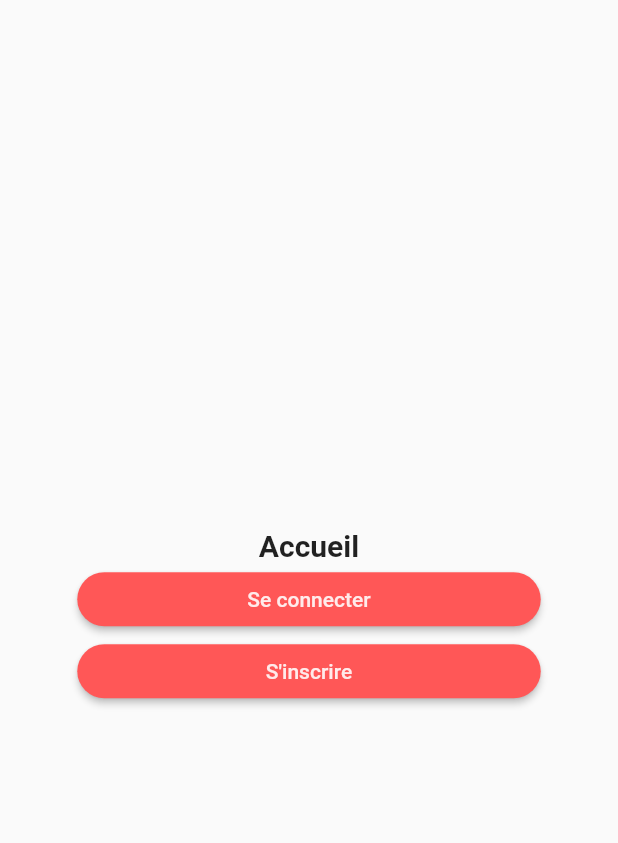
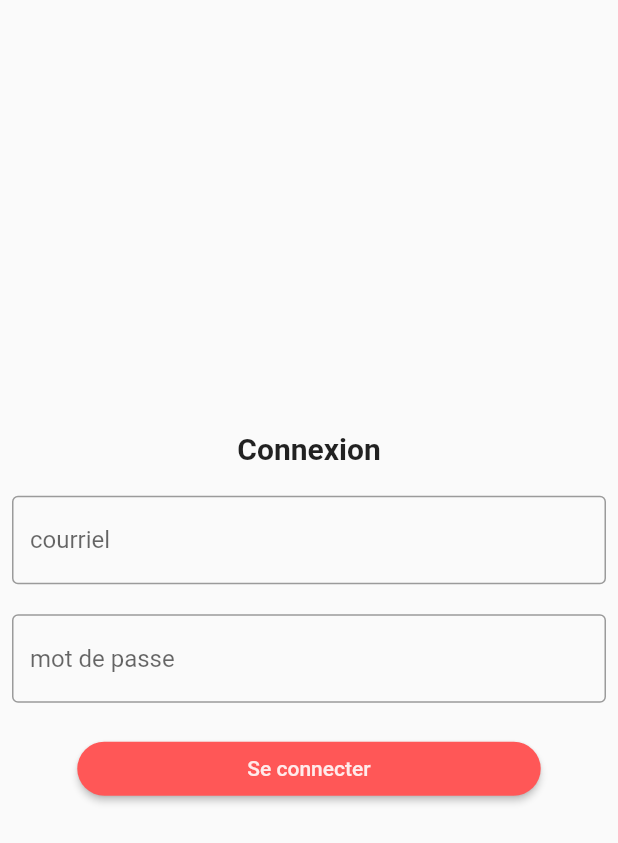
Before and after one commit to Giant-T/Match-BM, a Flutter app: the screen it shows after launch, after a tap on "Se connecter", on a phone screen of 412 x 824 dp. Shown: the top 843 px of the screen. Run offline on Flutter 3.47's test engine with Material 2 defaults, Android fonts, the phone set to English and light mode, and no system bars; Roboto replaces fonts that are missing (Verdana).

Commit message:
Ajout de la page de connexion

```diff
--- a/lib/main.dart
+++ b/lib/main.dart
@@ -20,8 +20,8 @@ class MyApp extends StatelessWidget {
           primaryColor: primaryColor,
           progressIndicatorTheme: const ProgressIndicatorThemeData(
               color: primaryColor, linearTrackColor: lightColor),
-          inputDecorationTheme: const InputDecorationTheme(
-              border: OutlineInputBorder(), filled: true),
+          inputDecorationTheme:
+              const InputDecorationTheme(border: OutlineInputBorder()),
           elevatedButtonTheme: ElevatedButtonThemeData(
               style: ButtonStyle(
                   shape: MaterialStateProperty.all<RoundedRectangleBorder>(
--- a/lib/pages/home.dart
+++ b/lib/pages/home.dart
@@ -1,6 +1,7 @@
 import 'package:flutter/material.dart';
 import 'package:match_bm/components/app_button.dart';
 import 'package:match_bm/components/page_title.dart';
+import 'package:match_bm/pages/sign_in.dart';
 import 'package:match_bm/pages/sign_up.dart';
 
 class Home extends StatelessWidget {
@@ -15,7 +16,12 @@ class Home extends StatelessWidget {
         crossAxisAlignment: CrossAxisAlignment.center,
         children: [
           const PageTitle(text: "Accueil"),
-          AppButton(text: "Se connecter", onPressed: () {}),
+          AppButton(
+              text: "Se connecter",
+              onPressed: () {
+                Navigator.push(context,
+                    MaterialPageRoute(builder: (context) => const SignIn()));
+              }),
           AppButton(
               text: "S'inscrire",
               onPressed: () {
--- /dev/null
+++ b/lib/pages/sign_in.dart
@@ -0,0 +1,39 @@
+import 'package:flutter/cupertino.dart';
+import 'package:flutter/material.dart';
+import 'package:match_bm/components/app_button.dart';
+import 'package:match_bm/components/page_title.dart';
+
+class SignIn extends StatefulWidget {
+  const SignIn({Key? key}) : super(key: key);
+
+  @override
+  State<StatefulWidget> createState() => _SignInState();
+}
+
+class _SignInState extends State<SignIn> {
+  @override
+  Widget build(BuildContext context) {
+    return Scaffold(
+      body: SizedBox.expand(
+          child: Padding(
+        padding: const EdgeInsets.all(8),
+        child: Wrap(
+          runSpacing: 20,
+          runAlignment: WrapAlignment.center,
+          alignment: WrapAlignment.center,
+          crossAxisAlignment: WrapCrossAlignment.center,
+          children: [
+            const PageTitle(text: "Connexion"),
+            const TextField(
+              decoration: InputDecoration(hintText: "courriel"),
+            ),
+            const TextField(
+              decoration: InputDecoration(hintText: "mot de passe"),
+            ),
+            AppButton(text: "Se connecter", onPressed: () {}),
+          ],
+        ),
+      )),
+    );
+  }
+}
```
Also changed, not shown: lib/pages/sign_up.dart (+10 -11 lines).
